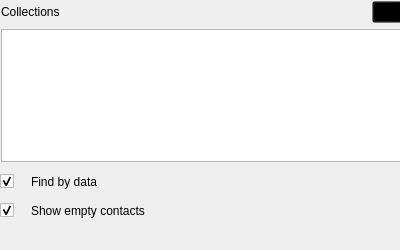
This is contacts/src/ui/config.ui in KDE/akonadi-google-applets as Qt 5 draws it before an edit. The edited form follows.
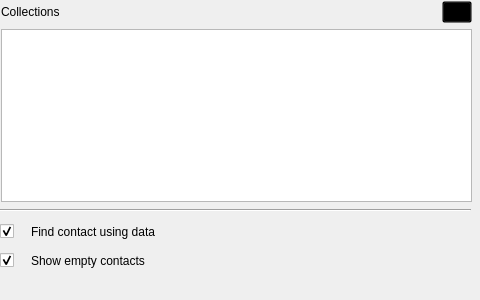
This is the edited form.

Commit message: Use bigger size for windows with configurations and some text changes

Patch:
```diff
--- a/contacts/src/ui/config.ui
+++ b/contacts/src/ui/config.ui
@@ -6,14 +6,14 @@
    <rect>
     <x>0</x>
     <y>0</y>
-    <width>400</width>
-    <height>250</height>
+    <width>480</width>
+    <height>300</height>
    </rect>
   </property>
   <property name="minimumSize">
    <size>
-    <width>400</width>
-    <height>250</height>
+    <width>480</width>
+    <height>300</height>
    </size>
   </property>
   <property name="windowTitle">
@@ -24,8 +24,8 @@
     <rect>
      <x>1</x>
      <y>1</y>
-     <width>401</width>
-     <height>161</height>
+     <width>471</width>
+     <height>201</height>
     </rect>
    </property>
    <layout class="QVBoxLayout" name="verticalLayout">
@@ -75,8 +75,8 @@
    <property name="geometry">
     <rect>
      <x>0</x>
-     <y>170</y>
-     <width>401</width>
+     <y>220</y>
+     <width>481</width>
      <height>52</height>
     </rect>
    </property>
@@ -102,7 +102,7 @@
       <item>
        <widget class="QLabel" name="label_5">
         <property name="text">
-         <string>Find by data</string>
+         <string>Find contact using data</string>
         </property>
         <property name="alignment">
          <set>Qt::AlignLeading|Qt::AlignLeft|Qt::AlignVCenter</set>
@@ -140,6 +140,19 @@
     </item>
    </layout>
   </widget>
+  <widget class="Line" name="line">
+   <property name="geometry">
+    <rect>
+     <x>0</x>
+     <y>195</y>
+     <width>471</width>
+     <height>31</height>
+    </rect>
+   </property>
+   <property name="orientation">
+    <enum>Qt::Horizontal</enum>
+   </property>
+  </widget>
  </widget>
  <resources/>
  <connections/>
```
The commit also changes 5 other files.
